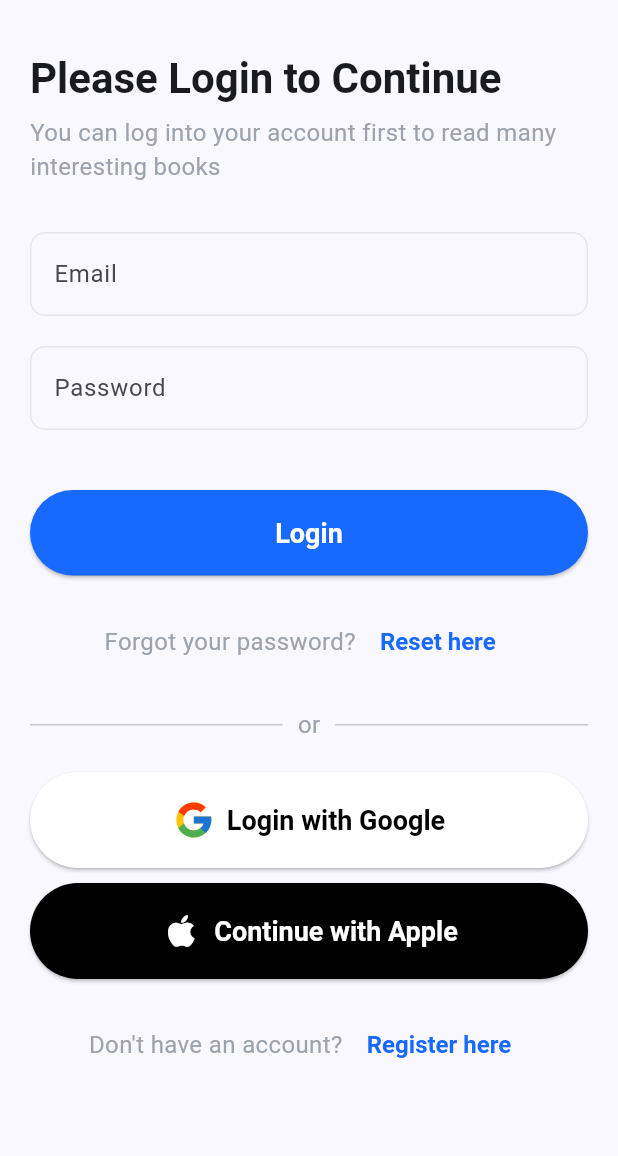
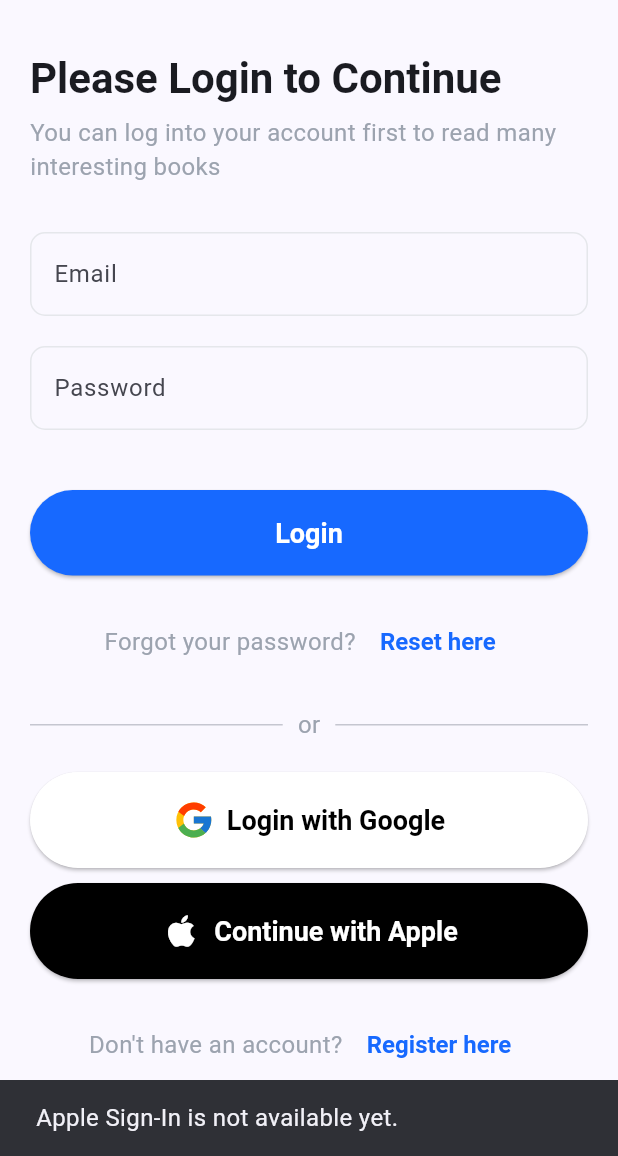
Before and after one commit to Hasibol-Hoda-Inu/Lipika, a Flutter app: the screen it shows after launch, after a tap on "Continue with Apple", on a phone screen of 412 x 824 dp, the part 80-1236 px from its top. Run offline on Flutter 3.47's test engine with Material 3 defaults, Android fonts, the phone set to English and light mode, and no system bars; our stand-ins replace carousel_slider, flutter_svg, go_router, supabase_flutter; accounts and stored records are empty; network calls fail.

Commit message:
google sign in integrated, added reusable social auth buttons and updated text inputs

```diff
--- a/lib/features/auth/ui/screens/login_screen.dart
+++ b/lib/features/auth/ui/screens/login_screen.dart
@@ -2,6 +2,7 @@ import 'package:flutter/material.dart';
 import 'package:flutter_svg/flutter_svg.dart';
 import 'package:lipika/application/assets_path.dart';
 import 'package:lipika/features/auth/ui/screens/sign_up_screen.dart';
+import 'package:lipika/features/auth/ui/widgets/social_auth_buttons.dart';
 
 class LoginScreen extends StatefulWidget {
   const LoginScreen({super.key});
@@ -19,7 +20,7 @@ class _LoginScreenState extends State<LoginScreen> {
   Widget build(BuildContext context) {
     return Scaffold(
       appBar: AppBar(
-        title: Image.asset(AssetsPath.logo, height: 50,),
+        title: Image.asset(AssetsPath.logo, height: 50),
         centerTitle: true,
       ),
       body: Padding(
@@ -64,37 +65,7 @@ class _LoginScreenState extends State<LoginScreen> {
                   Expanded(child: Divider(indent: 10)),
                 ],
               ),
-              const SizedBox(height: 20),
-              SizedBox(
-                width: double.infinity,
-                child: ElevatedButton.icon(
-                  onPressed: () {},
-                  style: ElevatedButton.styleFrom(
-                    backgroundColor: Colors.white,
-                    foregroundColor: Colors.black,
-                  ),
-                  icon: SvgPicture.asset(
-                    AssetsPath.google,
-                    width: 28,
-                    height: 28,
-                  ),
-                  label: const Text("Login with Google"),
-                ),
-              ),
-              const SizedBox(height: 10,),
-              SizedBox(
-                width: double.infinity,
-                child: ElevatedButton.icon(
-                  onPressed: (){},
-                  style: ElevatedButton.styleFrom(
-                    backgroundColor: Colors.black,
-                    foregroundColor: Colors.white,
-                  ),
-                  icon: Icon(Icons.apple, size: 28,),
-                  label: const Text("Continue with Apple"),
-                ),
-              ),
-              const SizedBox(height: 20),
+              const SocialAuthButtons(googleButtonText: 'Login with Google',),
               Row(
                 mainAxisAlignment: MainAxisAlignment.center,
                 children: [
@@ -127,6 +98,7 @@ class _LoginScreenState extends State<LoginScreen> {
               return null;
             },
             keyboardType: TextInputType.emailAddress,
+            textInputAction: TextInputAction.next,
             decoration: const InputDecoration(
               hintText: "youremail@mail.com",
               labelText: "Email",
@@ -142,6 +114,7 @@ class _LoginScreenState extends State<LoginScreen> {
             },
             keyboardType: TextInputType.visiblePassword,
             obscureText: true,
+            textInputAction: TextInputAction.done,
             decoration: const InputDecoration(
               hintText: "input your password",
               labelText: "Password",
--- /dev/null
+++ b/lib/features/auth/ui/widgets/social_auth_buttons.dart
@@ -0,0 +1,71 @@
+import 'package:flutter/material.dart';
+import 'package:flutter_svg/flutter_svg.dart';
+import 'package:lipika/features/common/ui/widgets/app_snackbar.dart';
+import 'package:provider/provider.dart';
+
+import 'package:lipika/application/assets_path.dart';
+import '../controllers/auth_controller.dart';
+
+class SocialAuthButtons extends StatelessWidget {
+  const SocialAuthButtons({
+    super.key,
+    required this.googleButtonText,
+  });
+
+  final String googleButtonText;
+
+  @override
+  Widget build(BuildContext context) {
+    final bool isLoading = context.select<AuthController, bool>((controller) => controller.isLoading);
+
+    return Column(
+      children: [
+        const SizedBox(height: 20),
+        SizedBox(
+          width: double.infinity,
+          child: ElevatedButton.icon(
+            onPressed: isLoading ? null : () => _onGooglePressed(context),
+            style: ElevatedButton.styleFrom(
+              backgroundColor: Colors.white,
+              foregroundColor: Colors.black,
+            ),
+            icon: SvgPicture.asset(AssetsPath.google, width: 28, height: 28),
+            label: Text(googleButtonText),
+          ),
+        ),
+        const SizedBox(height: 10),
+        SizedBox(
+          width: double.infinity,
+          child: ElevatedButton.icon(
+            onPressed: isLoading
+                ? null
+                : () {
+                    ScaffoldMessenger.of(context).showSnackBar(
+                      const SnackBar(
+                        content: Text("Apple Sign-In is not available yet."),
+                      ),
+                    );
+                  },
+            style: ElevatedButton.styleFrom(
+              backgroundColor: Colors.black,
+              foregroundColor: Colors.white,
+            ),
+            icon: const Icon(Icons.apple, size: 28),
+            label: const Text("Continue with Apple"),
+          ),
+        ),
+        const SizedBox(height: 20),
+      ],
+    );
+  }
+
+  Future<void> _onGooglePressed(BuildContext context) async {
+    final AuthController controller = context.read<AuthController>();
+    final bool launched = await controller.signInWithGoogle();
+    if (!context.mounted) return;
+
+    if (!launched) {
+      AppSnackBar.show(context, message: controller.googleSignInError ?? "Unable to start Google Sign-In.", type: SnackBarType.error);
+    }
+  }
+}
```
Also changed, not shown: lib/features/auth/data/services/auth_service.dart (+14 -0 lines), lib/features/auth/ui/controllers/auth_controller.dart (+30 -1 lines), lib/features/auth/ui/screens/sign_up_screen.dart (+5 -28 lines).
